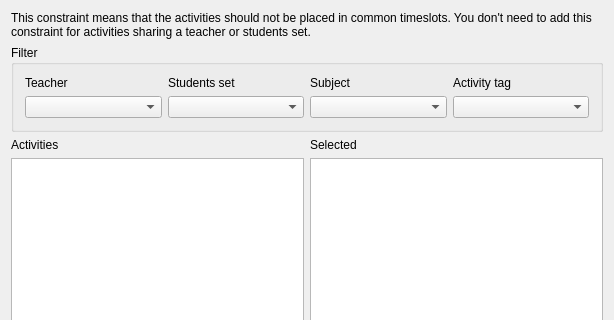
The window that fet/src/interface/addconstraintactivitiesnotoverlappingform_template.ui (vonmecheln/fet) describes before a commit, drawn with Qt 5; both pictures show x 0 to 614 and y 0 to 320 of the 614 by 561 pixel window.
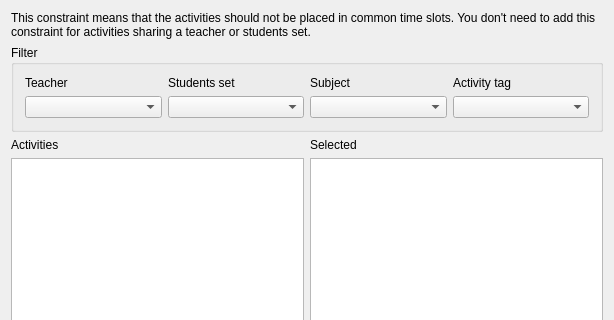
The same window after the commit.

Diff of the .ui file:
```diff
--- a/fet/src/interface/addconstraintactivitiesnotoverlappingform_template.ui
+++ b/fet/src/interface/addconstraintactivitiesnotoverlappingform_template.ui
@@ -23,7 +23,7 @@
       </sizepolicy>
      </property>
      <property name="text">
-      <string>This constraint means that the activities should not be placed in common timeslots. You don't need to add this constraint for activities sharing a teacher or students set.</string>
+      <string>This constraint means that the activities should not be placed in common time slots. You don't need to add this constraint for activities sharing a teacher or students set.</string>
      </property>
      <property name="wordWrap">
       <bool>true</bool>
```
